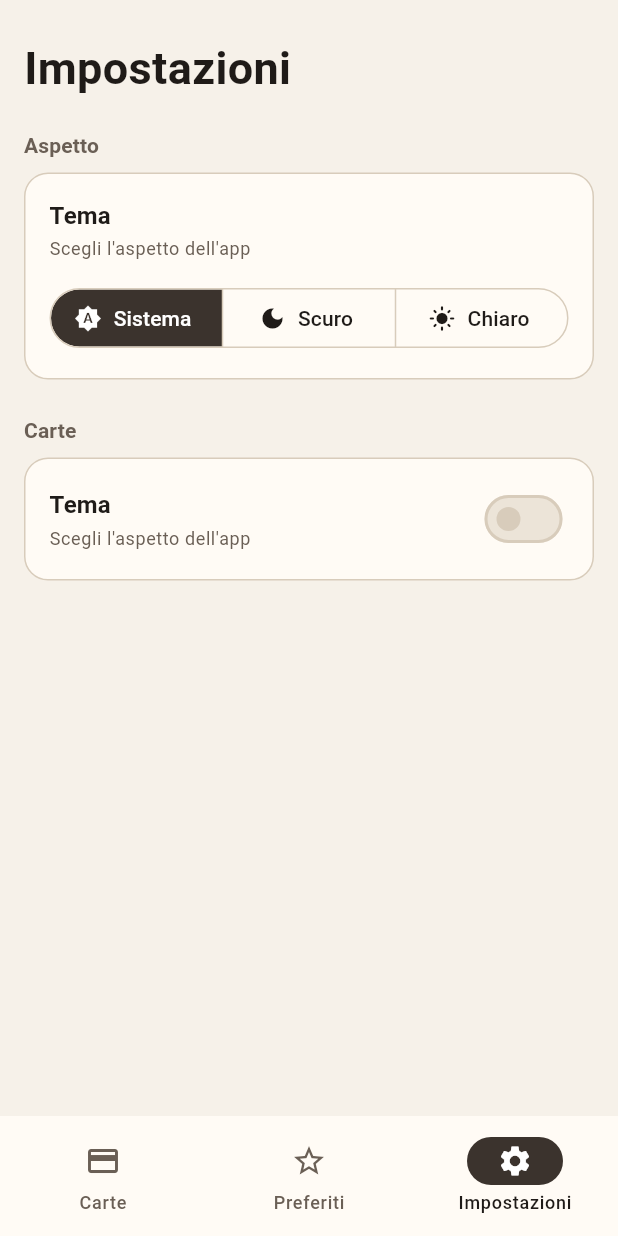
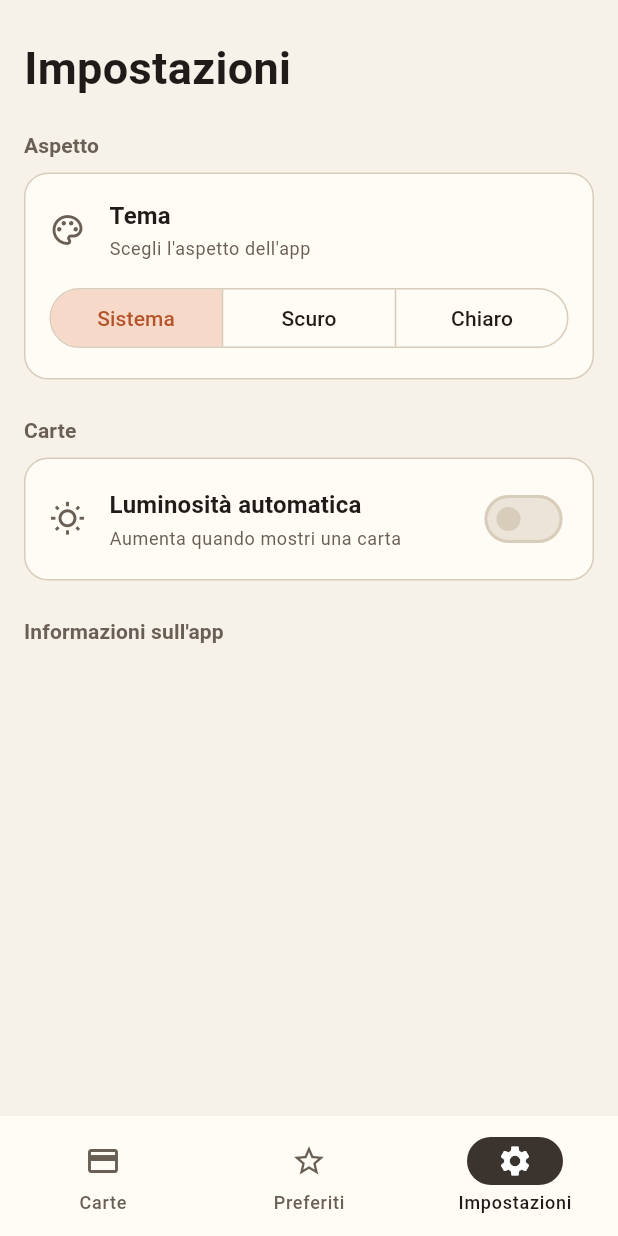
Before and after one commit to fabiogentile-gif/SuperIperApp, a Flutter app: the screen it shows after launch, item 3 of the bottom bar chosen, on a phone screen of 412 x 824 dp. Run offline on Flutter 3.47's test engine with Material 3 defaults, Android fonts, the phone set to English and light mode, and no system bars; missing offline and left inert: screen_brightness.

Commit message:
Rimosse icone dai temi, Aggiunte icone per impostazioni, Modificati i colori della selezione temi

```diff
--- a/lib/pages/settings.dart
+++ b/lib/pages/settings.dart
@@ -39,7 +39,8 @@ class Settings extends StatelessWidget {
                     SettingTile(
                       title: 'Tema',
                       subtitle: 'Scegli l\'aspetto dell\'app',
-                      child: ThemeSelector(),
+                      icon: Icons.palette_outlined,
+                      columnChild: ThemeSelector(),
                     ),
                   ],
                 ),
@@ -63,12 +64,30 @@ class Settings extends StatelessWidget {
                 const SettingsGroup(
                   children: [
                     SettingTile(
-                      title: 'Tema',
-                      subtitle: 'Scegli l\'aspetto dell\'app',
-                      trailing: BrightnessSelector(),
+                      title: 'Luminosità automatica',
+                      subtitle: 'Aumenta quando mostri una carta',
+                      icon: Icons.wb_sunny_outlined,
+                      rowChild: BrightnessSelector(),
                     ),
                   ],
                 ),
+              ],
+            ),
+          ),
+          const SizedBox(height: 24),
+          Padding(
+            padding: const EdgeInsets.symmetric(horizontal: 16),
+            child: Column(
+              crossAxisAlignment: CrossAxisAlignment.start,
+              children: [
+                Text(
+                  'Informazioni sull\'app',
+                  style: Theme.of(context).textTheme.titleSmall?.copyWith(
+                    color: colors.onSurfaceVariant,
+                    fontWeight: FontWeight.w600,
+                  ),
+                ),
+                const SizedBox(height: 8),
               ],
             ),
           ),
--- a/lib/shell.dart
+++ b/lib/shell.dart
@@ -22,6 +22,7 @@ class _AppShellState extends State<AppShell> {
 
   @override
   Widget build(BuildContext context) {
+
     return Scaffold(
       body: Navigator(
         key: _navKey,
--- a/lib/widgets/settings/setting_tile.dart
+++ b/lib/widgets/settings/setting_tile.dart
@@ -5,14 +5,16 @@ class SettingTile extends StatelessWidget {
     super.key,
     required this.title,
     this.subtitle,
-    this.trailing,
-    this.child,
+    required this.icon,
+    this.rowChild,
+    this.columnChild,
   });
 
   final String title;
   final String? subtitle;
-  final Widget? trailing; // a destra di titolo/sottotitolo
-  final Widget? child; // sotto titolo/sottotitolo
+  final IconData icon;
+  final Widget? rowChild; // a destra di titolo/sottotitolo
+  final Widget? columnChild; // sotto titolo/sottotitolo
 
   @override
   Widget build(BuildContext context) {
@@ -41,19 +43,20 @@ class SettingTile extends StatelessWidget {
       child: Column(
         crossAxisAlignment: CrossAxisAlignment.start,
         children: [
-          if (trailing != null)
-            Row(
-              children: [
-                Expanded(child: header),
-                const SizedBox(width: 12),
-                trailing!,
-              ],
-            )
-          else
-            header,
-          if (child != null) ...[
+          Row(
+            children: [
+              SizedBox(
+                width: 24,
+                child: Icon(icon, size: 24, color: cs.onSurfaceVariant),
+              ),
+              const SizedBox(width: 16),
+              Expanded(child: header),
+              if (rowChild != null) ...[const SizedBox(width: 12), rowChild!],
+            ],
+          ),
+          if (columnChild != null) ...[
             const SizedBox(height: 14),
-            child!,
+            columnChild!,
           ],
         ],
       ),
--- a/lib/widgets/settings/theme_selector.dart
+++ b/lib/widgets/settings/theme_selector.dart
@@ -6,6 +6,8 @@ class ThemeSelector extends StatelessWidget {
 
   @override
   Widget build(BuildContext context) {
+    final cs = Theme.of(context).colorScheme;
+
     return ValueListenableBuilder<ThemeMode>(
       valueListenable: themeMode,
       builder: (context, mode, _) {
@@ -13,20 +15,21 @@ class ThemeSelector extends StatelessWidget {
           width: double.infinity,
           child: SegmentedButton<ThemeMode>(
             showSelectedIcon: false,
+            style: SegmentedButton.styleFrom(
+              selectedBackgroundColor: cs.primaryContainer,
+              selectedForegroundColor: cs.primary,
+            ),
             segments: const [
               ButtonSegment(
                 value: ThemeMode.system,
-                icon: Icon(Icons.brightness_auto),
                 label: Text('Sistema'),
               ),
               ButtonSegment(
                 value: ThemeMode.dark,
-                icon: Icon(Icons.dark_mode),
                 label: Text('Scuro'),
               ),
               ButtonSegment(
                 value: ThemeMode.light,
-                icon: Icon(Icons.light_mode),
                 label: Text('Chiaro'),
               ),
             ],
```
